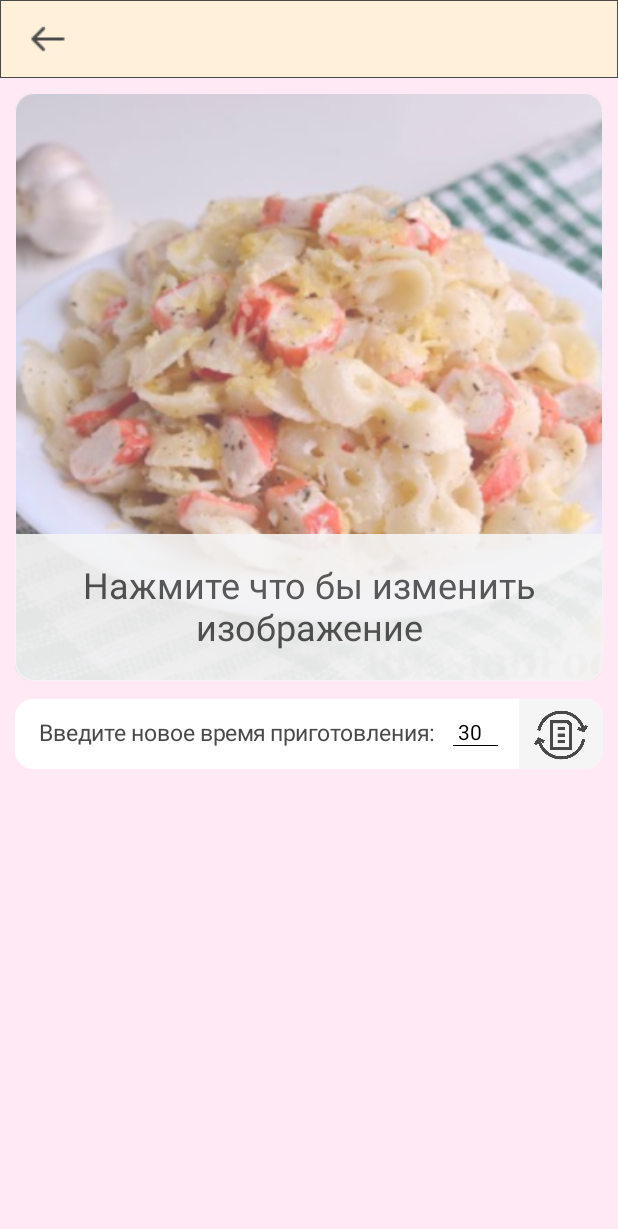
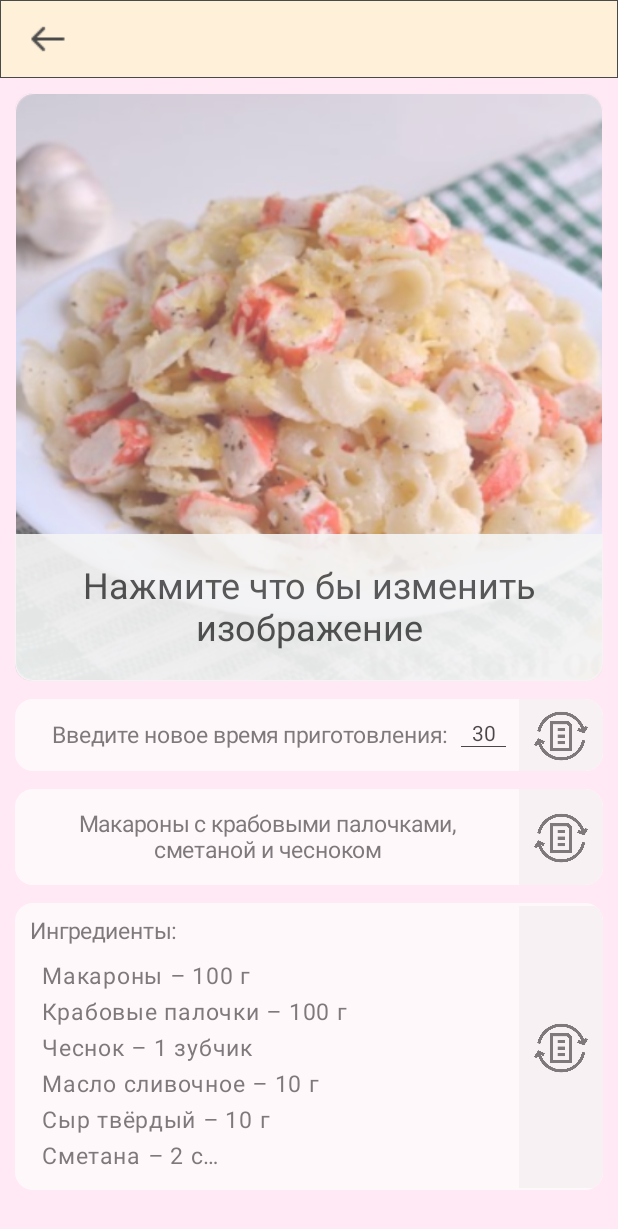
Before and after one commit to DenisFrolkov/CulinaryChest, an Android app built with Jetpack Compose: the screen it shows after launch (MainActivity), on a phone screen of 412 x 824 dp. Shown: the top 1229 px of the screen. Run offline under Robolectric (Android 15) with nearby library versions, the phone set to English and light mode, and no system bars.

Commit message:
Edited some elements in EditRecipeScreen

```diff
--- a/app/src/main/java/com/den/culinarychest/presentation/screens/EditRecipeScreen.kt
+++ b/app/src/main/java/com/den/culinarychest/presentation/screens/EditRecipeScreen.kt
@@ -9,13 +9,18 @@ import androidx.compose.foundation.interaction.MutableInteractionSource
 import androidx.compose.foundation.layout.Arrangement
 import androidx.compose.foundation.layout.Box
 import androidx.compose.foundation.layout.Column
+import androidx.compose.foundation.layout.IntrinsicSize
 import androidx.compose.foundation.layout.Row
+import androidx.compose.foundation.layout.Spacer
+import androidx.compose.foundation.layout.fillMaxHeight
 import androidx.compose.foundation.layout.fillMaxSize
 import androidx.compose.foundation.layout.fillMaxWidth
 import androidx.compose.foundation.layout.height
 import androidx.compose.foundation.layout.padding
 import androidx.compose.foundation.layout.size
 import androidx.compose.foundation.layout.width
+import androidx.compose.foundation.layout.wrapContentHeight
+import androidx.compose.foundation.layout.wrapContentWidth
 import androidx.compose.foundation.lazy.LazyColumn
 import androidx.compose.foundation.shape.RoundedCornerShape
 import androidx.compose.foundation.text.BasicTextField
@@ -30,17 +35,24 @@ import androidx.compose.ui.Alignment
 import androidx.compose.ui.Modifier
 import androidx.compose.ui.draw.alpha
 import androidx.compose.ui.draw.clip
+import androidx.compose.ui.draw.rotate
 import androidx.compose.ui.graphics.Color
 import androidx.compose.ui.layout.ContentScale
 import androidx.compose.ui.res.painterResource
 import androidx.compose.ui.res.stringResource
+import androidx.compose.ui.text.SpanStyle
 import androidx.compose.ui.text.TextStyle
+import androidx.compose.ui.text.buildAnnotatedString
 import androidx.compose.ui.text.style.TextAlign
+import androidx.compose.ui.text.withStyle
+import androidx.compose.ui.tooling.preview.Preview
 import androidx.compose.ui.unit.dp
 import androidx.compose.ui.unit.sp
 import androidx.navigation.NavController
 import com.den.culinarychest.R
 import com.den.culinarychest.presentation.ui.theme.EditRecipeColor
+import com.den.culinarychest.presentation.ui.theme.LightGray
+import com.den.culinarychest.presentation.ui.theme.LightRed
 import com.den.culinarychest.presentation.ui.theme.SoftGray
 import com.den.culinarychest.presentation.ui.theme.SoftOrange
 import com.den.culinarychest.presentation.ui.theme.SoftPink
@@ -49,13 +61,18 @@ import com.den.culinarychest.presentation.ui.theme.SoftPink
 fun EditRecipeScreen(
     navController: NavController
 ) {
-    EditRecipe(controller = navController)
+    EditRecipe(
+//        controller = navController
+    )
 }
 
+@Preview
 @Composable
 fun EditRecipe(
-    controller: NavController
+//    controller: NavController
 ) {
+
+    val recipeTitle = "Макароны с крабовыми палочками, сметаной и чесноком"
 
     val recipeIngredients = """
         Макароны – 100 г, Крабовые палочки – 100 г, Чеснок – 1 зубчик, Масло сливочное – 10 г, Сыр твёрдый – 10 г, Сметана – 2 ст. ложки, Мука – 1/4 ч. ложки, Травы прованские сушеные – 1/2 ч. ложки, Соль – по вкусу, Перец чёрный молотый – по вкусу;
@@ -70,7 +87,7 @@ fun EditRecipe(
 
     Column {
         EditRecipeTopBar(
-            controller = controller
+//            controller = controller
         )
         LazyColumn(
             modifier = Modifier
@@ -79,13 +96,19 @@ fun EditRecipe(
                 .padding(horizontal = 10.dp)
         ) {
             item {
-                EditImageRecipe()
+                EditRecipeImage()
+                Spacer(modifier = Modifier.height(12.dp))
                 EditRecipeTime(
                     timeRecipeText = timeRecipeText,
                     newTimeRecipeText = { newTimeRecipeText -> timeRecipeText = newTimeRecipeText }
                 )
-//                FetchUserRecipeTitle()
-//                FetchUserRecipeIngredient(recipeIngredients = recipeIngredients)
+                Spacer(modifier = Modifier.height(12.dp))
+                EditRecipeTitle(
+                    recipeTitleText = recipeTitle
+                )
+                Spacer(modifier = Modifier.height(12.dp))
+                EditRecipeIngredients(ingredientsRecipeText = recipeIngredients)
+                Spacer(modifier = Modifier.height(12.dp))
                 //                FetchUserRecipeSteps(recipeSteps = recipeSteps)
             }
         }
@@ -94,7 +117,7 @@ fun EditRecipe(
 
 @Composable
 fun EditRecipeTopBar(
-    controller: NavController
+//    controller: NavController
 ) {
     Row(
         horizontalArrangement = Arrangement.SpaceBetween,
@@ -113,7 +136,7 @@ fun EditRecipeTopBar(
                     interactionSource = remember { MutableInteractionSource() },
                     indication = null
                 ) {
-                    controller.popBackStack()
+//                    controller.popBackStack()
                 }
         )
     }
@@ -121,7 +144,7 @@ fun EditRecipeTopBar(
 
 @SuppressLint("UnrememberedMutableInteractionSource")
 @Composable
-fun EditImageRecipe() {
+fun EditRecipeImage() {
     Box(
         modifier = Modifier
             .padding(top = 10.dp)
@@ -171,35 +194,44 @@ fun EditRecipeTime(
     timeRecipeText: String,
     newTimeRecipeText: (String) -> Unit
 ) {
-    Box(
+    val validationTimeIcon =
+        if (timeRecipeText.length > 3) painterResource(id = R.drawable.red_mistake_icon) else painterResource(
+            id = R.drawable.edit_recipe_icon
+        )
+    val validationTimeColor = if (timeRecipeText.length > 3) LightRed else EditRecipeColor
+
+    Row(
         modifier = Modifier
-            .padding(top = 12.dp)
             .fillMaxWidth()
+            .alpha(0.7f)
             .background(color = Color.White, shape = RoundedCornerShape(12.dp))
-            .clip(shape = RoundedCornerShape(12.dp))
+            .clip(shape = RoundedCornerShape(12.dp)),
+        horizontalArrangement = Arrangement.SpaceBetween,
     ) {
         Row(
-            horizontalArrangement = Arrangement.SpaceBetween,
-            modifier = Modifier.fillMaxWidth()
-        ) {
-            Row(
-                verticalAlignment = Alignment.CenterVertically
+            modifier = Modifier
+                .weight(6f)
+                .align(Alignment.CenterVertically),
+            horizontalArrangement = Arrangement.SpaceEvenly
         ) {
             Text(
-                    text = "Введите новое время приготовления:",
+                text = stringResource(id = R.string.enter_new_cooking_time),
                 style = TextStyle(
                     fontSize = 15.sp,
                     color = SoftGray
                 ),
                 modifier = Modifier
-                        .padding(vertical = 14.dp)
-                        .padding(start = 16.dp, end = 12.dp)
+                    .padding(start = 16.dp)
+                    .align(Alignment.CenterVertically)
             )
-                Column() {
+            Column {
                 BasicTextField(
                     value = timeRecipeText,
                     onValueChange = { newTimeRecipeText(it) },
                     singleLine = true,
+                    textStyle = TextStyle(
+                        textAlign = TextAlign.Center
+                    ),
                     modifier = Modifier
                         .width(24.dp)
                         .align(Alignment.CenterHorizontally)
@@ -212,20 +244,137 @@ fun EditRecipeTime(
             }
         }
         Box(
-                contentAlignment = Alignment.CenterEnd,
+            modifier = Modifier
+                .background(color = validationTimeColor)
+                .align(Alignment.CenterVertically)
+        ) {
+            Image(
+                painter = validationTimeIcon,
+                contentDescription = null,
+                modifier = Modifier
+                    .align(Alignment.Center)
+                    .padding(horizontal = 10.dp, vertical = 6.dp)
+                    .size(36.dp)
+            )
+        }
+    }
+}
+
+@Composable
+fun EditRecipeTitle(
+    recipeTitleText: String
+) {
+    val MAX_LENGTH = 67
+
+    val truncateText = if (recipeTitleText.length > MAX_LENGTH) {
+        recipeTitleText.take(MAX_LENGTH) + "…"
+    } else {
+        recipeTitleText
+    }
+    Row(
+        modifier = Modifier
+            .fillMaxWidth()
+            .alpha(0.7f)
+            .background(color = Color.White, shape = RoundedCornerShape(12.dp))
+            .clip(shape = RoundedCornerShape(12.dp)),
+        horizontalArrangement = Arrangement.SpaceBetween,
+    ) {
+        Box(
+            modifier = Modifier
+                .weight(1f)
+                .align(Alignment.CenterVertically)
+        ) {
+            Text(
+                text = truncateText,
+                style = TextStyle(
+                    fontSize = 15.sp,
+                    color = SoftGray,
+                    textAlign = TextAlign.Center
+                ),
+                modifier = Modifier
+                    .padding(horizontal = 10.dp, vertical = 4.dp)
+            )
+        }
+        Box(
             modifier = Modifier
                 .background(color = EditRecipeColor)
+                .align(Alignment.CenterVertically)
+        ) {
+            Image(
+                painter = painterResource(id = R.drawable.edit_recipe_icon),
+                contentDescription = null,
+                modifier = Modifier
+                    .align(Alignment.Center)
+                    .padding(horizontal = 10.dp, vertical = 14.dp)
+                    .size(36.dp)
+            )
+        }
+    }
+}
+
+@Composable
+fun EditRecipeIngredients(
+    ingredientsRecipeText: String
+) {
+
+    val MAX_LENGTH = 120
+
+    val truncateText = if (ingredientsRecipeText.length > MAX_LENGTH) {
+        ingredientsRecipeText.take(MAX_LENGTH) + "…"
+    } else {
+        ingredientsRecipeText
+    }
+
+    Row(
+        modifier = Modifier
+            .fillMaxWidth()
+            .alpha(0.7f)
+            .background(color = Color.White, shape = RoundedCornerShape(12.dp))
+            .clip(shape = RoundedCornerShape(12.dp))
+    ) {
+        Column(
+            modifier = Modifier
+                .weight(6f)
+        ) {
+            Text(
+                text = stringResource(id = R.string.ingredients_text),
+                style = TextStyle(
+                    fontSize = 15.sp,
+                    color = SoftGray
+                ),
+                modifier = Modifier.padding(all = 10.dp)
+            )
+            Text(
+                text = buildAnnotatedString {
+                    withStyle(
+                        style = SpanStyle(
+                            fontSize = 15.sp,
+                            color = SoftGray
+                        )
+                    ) {
+                        append(truncateText.replace(", ", "\n"))
+                    }
+                },
+                modifier = Modifier
+                    .padding(horizontal = 18.dp).padding(bottom = 10.dp)
+            )
+        }
+        Box(
+            modifier = Modifier
+                .fillMaxSize()
+                .background(color = EditRecipeColor)
+                .weight(1f)
+                .align(Alignment.CenterVertically)
         ) {
             Image(
                 painter = painterResource(id = R.drawable.edit_recipe_icon),
                 contentDescription = null,
                 contentScale = ContentScale.Fit,
                 modifier = Modifier
-                        .padding(horizontal = 10.dp, vertical = 5.5.dp)
+                    .padding(horizontal = 10.dp, vertical = 76.dp)
+                    .align(Alignment.Center)
                     .size(36.dp)
             )
         }
-
     }
 }
-}
--- a/app/src/main/java/com/den/culinarychest/presentation/screens/FetchUserRecipeScreen.kt
+++ b/app/src/main/java/com/den/culinarychest/presentation/screens/FetchUserRecipeScreen.kt
@@ -248,8 +248,6 @@ fun FetchUserRecipeIngredient(
             )
         )
         Text(
-            modifier = Modifier
-                .padding(start = 14.dp, end = 6.dp, bottom = 6.dp),
             text = buildAnnotatedString {
                 withStyle(
                     style =
@@ -260,7 +258,9 @@ fun FetchUserRecipeIngredient(
                 ) {
                     append(recipeIngredients.replace(", ", "\n"))
                 }
-            }
+            },
+            modifier = Modifier
+                .padding(start = 14.dp, end = 6.dp, bottom = 6.dp)
         )
     }
 }
--- a/app/src/main/java/com/den/culinarychest/presentation/ui/theme/Color.kt
+++ b/app/src/main/java/com/den/culinarychest/presentation/ui/theme/Color.kt
@@ -16,3 +16,4 @@ val SoftPink = Color(0xFFFFE9F4)
 val SoftGray = Color(0xFF494949)
 val LightGray = Color(0xFF8A8A8A)
 val EditRecipeColor = Color(0xFFF5F5F5)
+val LightRed = Color(0xFFFBCBCB)
--- a/app/src/main/res/values/strings.xml
+++ b/app/src/main/res/values/strings.xml
@@ -31,4 +31,6 @@
     <string name="profile_text">Профиль</string>
     <string name="nothing"> </string>
     <string name="click_change_image">Нажмите что бы изменить изображение</string>
+    <string name="enter_new_cooking_time">Введите новое время приготовления:</string>
+    <string name="click_to_change_ingredients">Нажмите, чтобы изменить ингредиенты</string>
 </resources>
```
Lines whose indentation alone changed are shown as unchanged.
